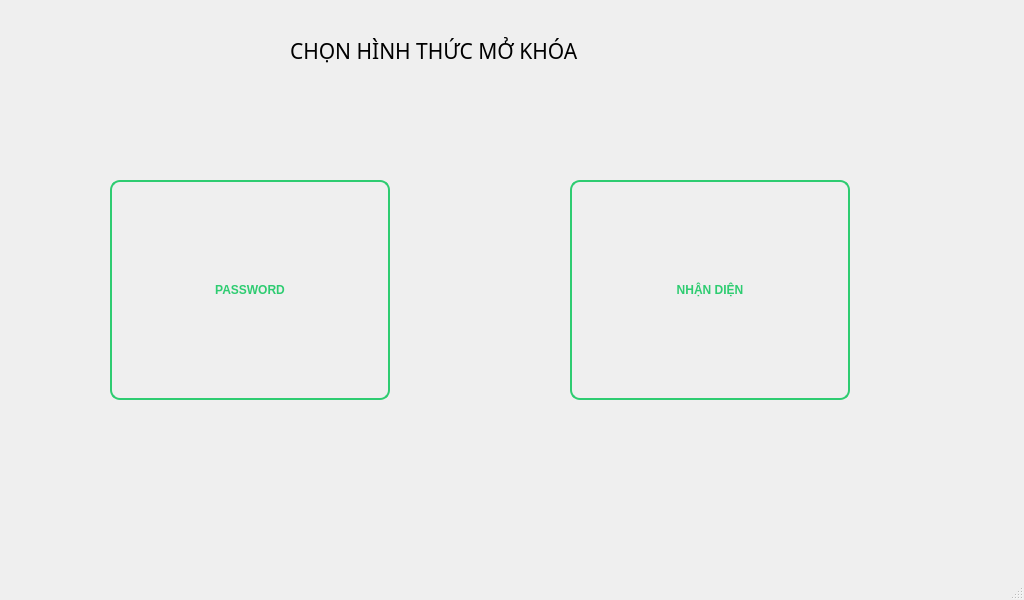
Before: the Qt Designer form app/ui/AUTH_METHOD.ui in DuongCa-204/SMART-LOCKER, drawn with Qt 5.
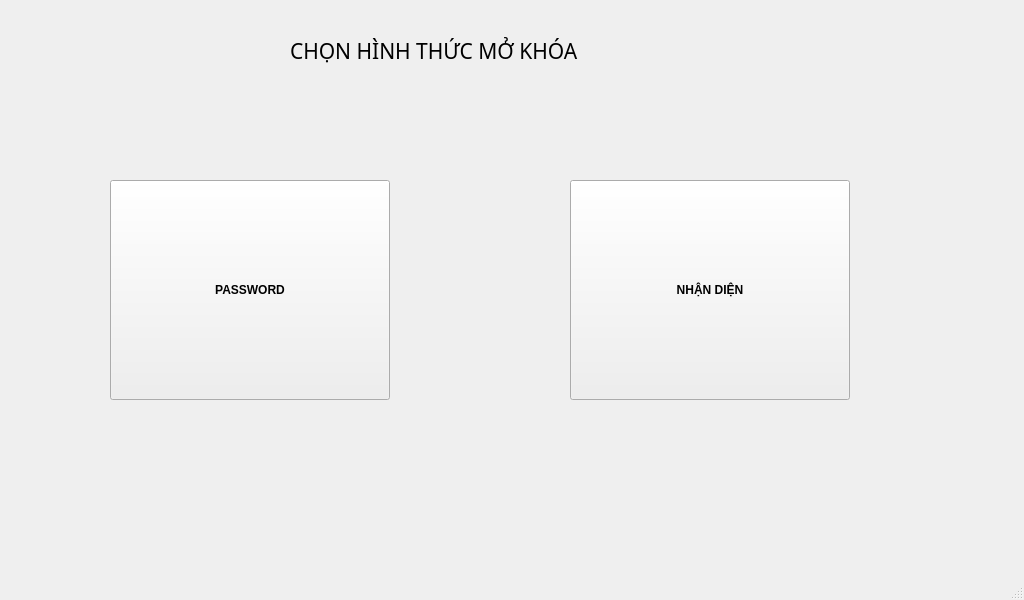
After: the same form once the commit is applied.

Patch:
```diff
--- a/app/ui/AUTH_METHOD.ui
+++ b/app/ui/AUTH_METHOD.ui
@@ -56,18 +56,7 @@
      </font>
     </property>
     <property name="styleSheet">
-     <string notr="true">QPushButton {
-    background-color: transparent;
-    color: #2ecc71;             /* Màu xanh lá */
-    border: 2px solid #2ecc71;   /* Đường viền mảnh */
-    border-radius: 10px;
-    font-weight: bold;
-}
-
-QPushButton:hover {
-    background-color: #2ecc71;  /* Đổ màu nền khi di chuột */
-    color: white;
-}</string>
+     <string notr="true"/>
     </property>
     <property name="text">
      <string>PASSWORD</string>
@@ -95,18 +84,7 @@
      </font>
     </property>
     <property name="styleSheet">
-     <string notr="true">QPushButton {
-    background-color: transparent;
-    color: #2ecc71;             /* Màu xanh lá */
-    border: 2px solid #2ecc71;   /* Đường viền mảnh */
-    border-radius: 10px;
-    font-weight: bold;
-}
-
-QPushButton:hover {
-    background-color: #2ecc71;  /* Đổ màu nền khi di chuột */
-    color: white;
-}</string>
+     <string notr="true"/>
     </property>
     <property name="text">
      <string>NHẬN DIỆN</string>
```
